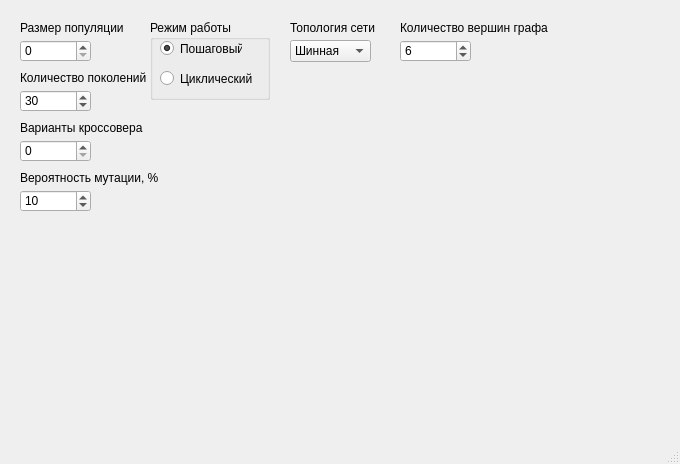
Before: the Qt Designer form L1_Zaborov/gui.ui in AZaborov/DesignOfIntelligentSystems, drawn with Qt 5.
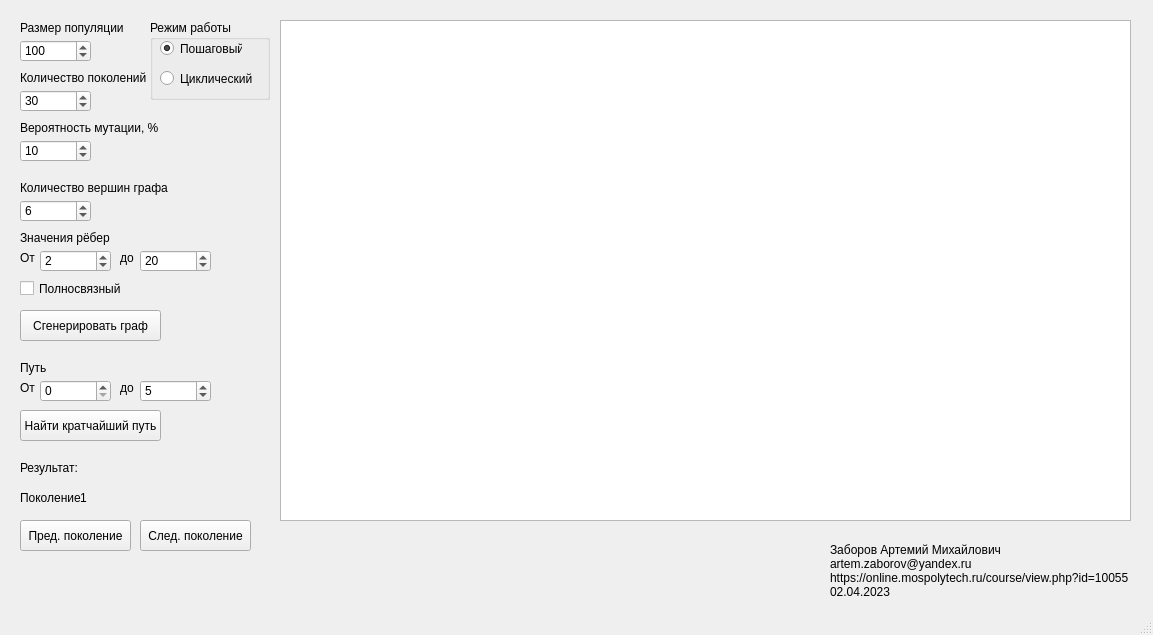
After: the same form once the commit is applied.

```diff
--- a/L1_Zaborov/gui.ui
+++ b/L1_Zaborov/gui.ui
@@ -6,8 +6,8 @@
    <rect>
     <x>0</x>
     <y>0</y>
-    <width>680</width>
-    <height>464</height>
+    <width>1153</width>
+    <height>635</height>
    </rect>
   </property>
   <property name="windowTitle">
@@ -37,7 +37,13 @@
      </rect>
     </property>
     <property name="minimum">
-     <number>0</number>
+     <number>50</number>
+    </property>
+    <property name="maximum">
+     <number>500</number>
+    </property>
+    <property name="value">
+     <number>100</number>
     </property>
    </widget>
    <widget class="QLabel" name="label_2">
@@ -66,34 +72,11 @@
      <number>30</number>
     </property>
    </widget>
-   <widget class="QLabel" name="label_3">
-    <property name="geometry">
-     <rect>
-      <x>20</x>
-      <y>120</y>
-      <width>141</width>
-      <height>16</height>
-     </rect>
-    </property>
-    <property name="text">
-     <string>Варианты кроссовера</string>
-    </property>
-   </widget>
-   <widget class="QSpinBox" name="spinBox_3">
-    <property name="geometry">
-     <rect>
-      <x>20</x>
-      <y>140</y>
-      <width>71</width>
-      <height>22</height>
-     </rect>
-    </property>
-   </widget>
    <widget class="QLabel" name="label_4">
     <property name="geometry">
      <rect>
       <x>20</x>
-      <y>170</y>
+      <y>120</y>
       <width>141</width>
       <height>16</height>
      </rect>
@@ -106,7 +89,7 @@
     <property name="geometry">
      <rect>
       <x>20</x>
-      <y>190</y>
+      <y>140</y>
       <width>71</width>
       <height>22</height>
      </rect>
@@ -160,55 +143,20 @@
      </property>
     </widget>
    </widget>
-   <widget class="QComboBox" name="comboBox">
-    <property name="geometry">
-     <rect>
-      <x>290</x>
-      <y>40</y>
-      <width>81</width>
-      <height>22</height>
-     </rect>
-    </property>
-    <item>
-     <property name="text">
-      <string>Шинная</string>
-     </property>
-    </item>
-    <item>
-     <property name="text">
-      <string>Кольцевая</string>
-     </property>
-    </item>
-    <item>
-     <property name="text">
-      <string>Звёздная</string>
-     </property>
-    </item>
-   </widget>
-   <widget class="QLabel" name="label_5">
-    <property name="geometry">
-     <rect>
-      <x>290</x>
-      <y>20</y>
-      <width>111</width>
-      <height>16</height>
-     </rect>
-    </property>
-    <property name="text">
-     <string>Топология сети</string>
-    </property>
-   </widget>
    <widget class="QSpinBox" name="graph_size_spin_box">
     <property name="geometry">
      <rect>
-      <x>400</x>
-      <y>40</y>
+      <x>20</x>
+      <y>200</y>
       <width>71</width>
       <height>22</height>
      </rect>
     </property>
     <property name="minimum">
-     <number>0</number>
+     <number>5</number>
+    </property>
+    <property name="maximum">
+     <number>20</number>
     </property>
     <property name="value">
      <number>6</number>
@@ -217,8 +165,8 @@
    <widget class="QLabel" name="label_6">
     <property name="geometry">
      <rect>
-      <x>400</x>
-      <y>20</y>
+      <x>20</x>
+      <y>180</y>
       <width>151</width>
       <height>16</height>
      </rect>
@@ -227,6 +175,297 @@
      <string>Количество вершин графа</string>
     </property>
    </widget>
+   <widget class="QPushButton" name="find_shortest_path_button">
+    <property name="geometry">
+     <rect>
+      <x>20</x>
+      <y>410</y>
+      <width>141</width>
+      <height>31</height>
+     </rect>
+    </property>
+    <property name="text">
+     <string>Найти кратчайший путь</string>
+    </property>
+   </widget>
+   <widget class="QPushButton" name="generate_graph_button">
+    <property name="geometry">
+     <rect>
+      <x>20</x>
+      <y>310</y>
+      <width>141</width>
+      <height>31</height>
+     </rect>
+    </property>
+    <property name="text">
+     <string>Сгенерировать граф</string>
+    </property>
+   </widget>
+   <widget class="QLabel" name="label_7">
+    <property name="geometry">
+     <rect>
+      <x>20</x>
+      <y>230</y>
+      <width>151</width>
+      <height>16</height>
+     </rect>
+    </property>
+    <property name="text">
+     <string>Значения рёбер</string>
+    </property>
+   </widget>
+   <widget class="QSpinBox" name="min_val_spin_box">
+    <property name="geometry">
+     <rect>
+      <x>40</x>
+      <y>250</y>
+      <width>71</width>
+      <height>22</height>
+     </rect>
+    </property>
+    <property name="minimum">
+     <number>1</number>
+    </property>
+    <property name="value">
+     <number>2</number>
+    </property>
+   </widget>
+   <widget class="QLabel" name="label_8">
+    <property name="geometry">
+     <rect>
+      <x>20</x>
+      <y>250</y>
+      <width>16</width>
+      <height>16</height>
+     </rect>
+    </property>
+    <property name="text">
+     <string>От</string>
+    </property>
+   </widget>
+   <widget class="QLabel" name="label_9">
+    <property name="geometry">
+     <rect>
+      <x>120</x>
+      <y>250</y>
+      <width>16</width>
+      <height>16</height>
+     </rect>
+    </property>
+    <property name="text">
+     <string>до</string>
+    </property>
+   </widget>
+   <widget class="QSpinBox" name="max_val_spin_box">
+    <property name="geometry">
+     <rect>
+      <x>140</x>
+      <y>250</y>
+      <width>71</width>
+      <height>22</height>
+     </rect>
+    </property>
+    <property name="minimum">
+     <number>1</number>
+    </property>
+    <property name="value">
+     <number>20</number>
+    </property>
+   </widget>
+   <widget class="QCheckBox" name="graph_fully_connected_check_box">
+    <property name="geometry">
+     <rect>
+      <x>20</x>
+      <y>280</y>
+      <width>111</width>
+      <height>17</height>
+     </rect>
+    </property>
+    <property name="text">
+     <string>Полносвязный</string>
+    </property>
+   </widget>
+   <widget class="QLabel" name="label_3">
+    <property name="geometry">
+     <rect>
+      <x>20</x>
+      <y>460</y>
+      <width>61</width>
+      <height>16</height>
+     </rect>
+    </property>
+    <property name="text">
+     <string>Результат:</string>
+    </property>
+   </widget>
+   <widget class="QLabel" name="result_label">
+    <property name="geometry">
+     <rect>
+      <x>80</x>
+      <y>460</y>
+      <width>181</width>
+      <height>16</height>
+     </rect>
+    </property>
+    <property name="text">
+     <string/>
+    </property>
+   </widget>
+   <widget class="QSpinBox" name="finish_node_spin_box">
+    <property name="geometry">
+     <rect>
+      <x>140</x>
+      <y>380</y>
+      <width>71</width>
+      <height>22</height>
+     </rect>
+    </property>
+    <property name="minimum">
+     <number>0</number>
+    </property>
+    <property name="maximum">
+     <number>19</number>
+    </property>
+    <property name="value">
+     <number>5</number>
+    </property>
+   </widget>
+   <widget class="QLabel" name="label_10">
+    <property name="geometry">
+     <rect>
+      <x>20</x>
+      <y>380</y>
+      <width>16</width>
+      <height>16</height>
+     </rect>
+    </property>
+    <property name="text">
+     <string>От</string>
+    </property>
+   </widget>
+   <widget class="QSpinBox" name="start_node_spin_box">
+    <property name="geometry">
+     <rect>
+      <x>40</x>
+      <y>380</y>
+      <width>71</width>
+      <height>22</height>
+     </rect>
+    </property>
+    <property name="minimum">
+     <number>0</number>
+    </property>
+    <property name="maximum">
+     <number>19</number>
+    </property>
+    <property name="value">
+     <number>0</number>
+    </property>
+   </widget>
+   <widget class="QLabel" name="label_11">
+    <property name="geometry">
+     <rect>
+      <x>20</x>
+      <y>360</y>
+      <width>151</width>
+      <height>16</height>
+     </rect>
+    </property>
+    <property name="text">
+     <string>Путь</string>
+    </property>
+   </widget>
+   <widget class="QLabel" name="label_12">
+    <property name="geometry">
+     <rect>
+      <x>120</x>
+      <y>380</y>
+      <width>16</width>
+      <height>16</height>
+     </rect>
+    </property>
+    <property name="text">
+     <string>до</string>
+    </property>
+   </widget>
+   <widget class="QPushButton" name="prev_table_data_button">
+    <property name="geometry">
+     <rect>
+      <x>20</x>
+      <y>520</y>
+      <width>111</width>
+      <height>31</height>
+     </rect>
+    </property>
+    <property name="text">
+     <string>Пред. поколение</string>
+    </property>
+   </widget>
+   <widget class="QPushButton" name="next_table_data_button">
+    <property name="geometry">
+     <rect>
+      <x>140</x>
+      <y>520</y>
+      <width>111</width>
+      <height>31</height>
+     </rect>
+    </property>
+    <property name="text">
+     <string>След. поколение</string>
+    </property>
+   </widget>
+   <widget class="QTableWidget" name="table">
+    <property name="geometry">
+     <rect>
+      <x>280</x>
+      <y>20</y>
+      <width>851</width>
+      <height>501</height>
+     </rect>
+    </property>
+   </widget>
+   <widget class="QLabel" name="label_5">
+    <property name="geometry">
+     <rect>
+      <x>20</x>
+      <y>490</y>
+      <width>61</width>
+      <height>16</height>
+     </rect>
+    </property>
+    <property name="text">
+     <string>Поколение</string>
+    </property>
+   </widget>
+   <widget class="QLabel" name="current_gen_label">
+    <property name="geometry">
+     <rect>
+      <x>80</x>
+      <y>490</y>
+      <width>41</width>
+      <height>16</height>
+     </rect>
+    </property>
+    <property name="text">
+     <string>1</string>
+    </property>
+   </widget>
+   <widget class="QLabel" name="label_2">
+    <property name="geometry">
+     <rect>
+      <x>830</x>
+      <y>530</y>
+      <width>301</width>
+      <height>81</height>
+     </rect>
+    </property>
+    <property name="text">
+     <string>Заборов Артемий Михайлович
+artem.zaborov@yandex.ru
+https://online.mospolytech.ru/course/view.php?id=10055
+02.04.2023</string>
+    </property>
+   </widget>
   </widget>
   <widget class="QStatusBar" name="statusbar"/>
  </widget>
```
Left out of the diff: 12 changed lines with no effect on the pictures.
